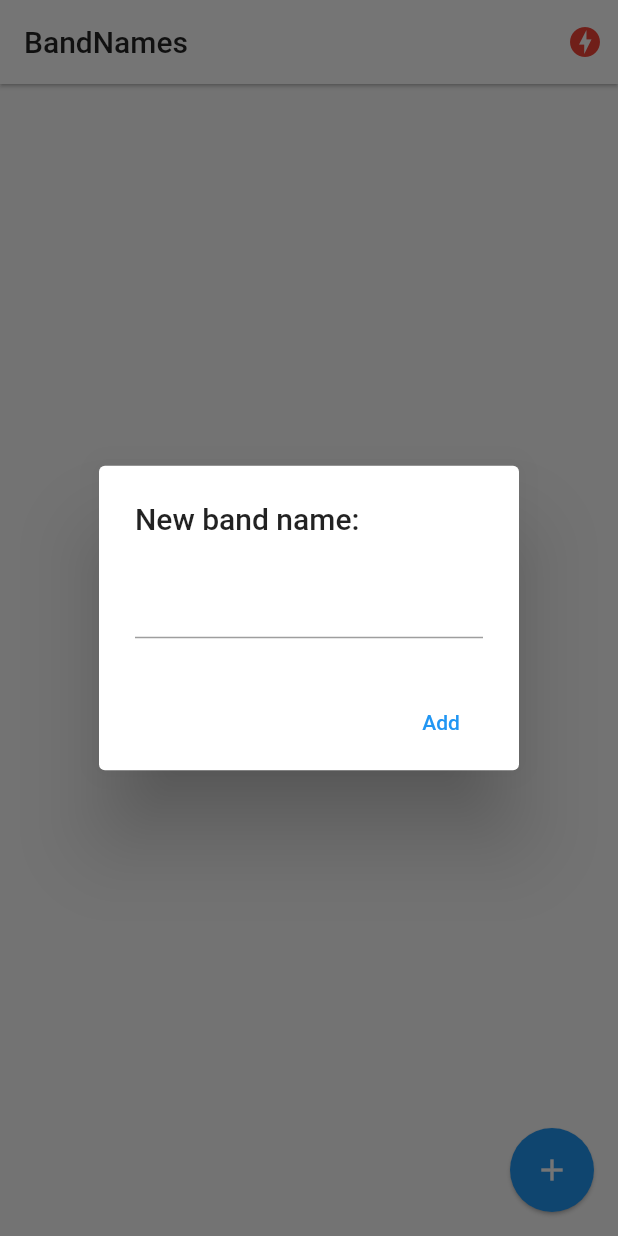
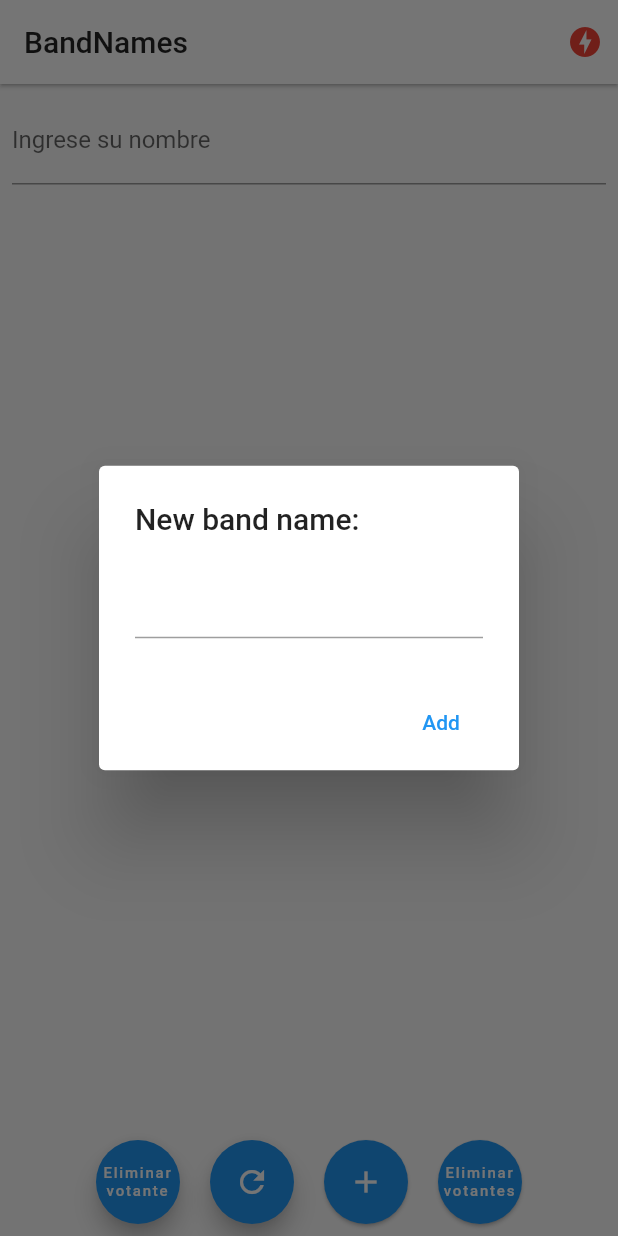
Before and after one commit to gonzalezruben681/band_names, a Flutter app: the screen it shows after launch, after a tap on the "add" icon, on a phone screen of 412 x 824 dp. Run offline on Flutter 3.47's test engine with Material 2 defaults, Android fonts, the phone set to English and light mode, and no system bars; our stand-ins replace pie_chart, socket_io_client; network calls fail.

Commit message:
add: implementación gestion de votantes

```diff
--- a/lib/main.dart
+++ b/lib/main.dart
@@ -19,7 +19,7 @@ class MyApp extends StatelessWidget {
       ],
       child: MaterialApp(
         debugShowCheckedModeBanner: false,
-        title: 'Material App',
+        title: 'Votaciones ',
         initialRoute: 'home',
         routes: {
           'home': (context) => HomePage(),
--- /dev/null
+++ b/lib/models/votante.dart
@@ -0,0 +1,25 @@
+// To parse this JSON data, do
+//
+//     final votante = votanteFromMap(jsonString);
+
+import 'dart:convert';
+
+class Votante {
+  Votante({
+    required this.name,
+  });
+
+  String name;
+
+  factory Votante.fromJson(String str) => Votante.fromMap(json.decode(str));
+
+  String toJson() => json.encode(toMap());
+
+  factory Votante.fromMap(Map<String, dynamic> json) => Votante(
+        name: json["voterName"],
+      );
+
+  Map<String, dynamic> toMap() => {
+        "name": name,
+      };
+}
--- a/lib/pages/home.dart
+++ b/lib/pages/home.dart
@@ -1,6 +1,3 @@
-import 'dart:io';
-
-import 'package:flutter/cupertino.dart';
 import 'package:flutter/material.dart';
 import 'package:provider/provider.dart';
 import 'package:pie_chart/pie_chart.dart';
@@ -15,11 +12,13 @@ class HomePage extends StatefulWidget {
 
 class _HomePageState extends State<HomePage> {
   List<Band> bands = [];
+  // String? voterName; // variable para guardar el nombre del votante
+  final voterNameController = TextEditingController();
+  bool enabled = true;
 
   @override
   void initState() {
     final socketService = Provider.of<SocketService>(context, listen: false);
-
     socketService.socket.on('active-bands', _handleActiveBands);
     super.initState();
   }
@@ -45,7 +44,7 @@ class _HomePageState extends State<HomePage> {
         title: const Text('BandNames', style: TextStyle(color: Colors.black87)),
         backgroundColor: Colors.white,
         elevation: 1,
-        actions: <Widget>[
+        actions: [
           Container(
             margin: const EdgeInsets.only(right: 10),
             child: (socketService.serverStatus == ServerStatus.Online)
@@ -57,6 +56,14 @@ class _HomePageState extends State<HomePage> {
       body: Column(
         children: [
           _showGraph(),
+          Padding(
+            padding: EdgeInsets.all(8.0),
+            child: TextField(
+              enabled: enabled,
+              controller: voterNameController,
+              decoration: InputDecoration(labelText: "Ingrese su nombre"),
+            ),
+          ),
           Expanded(
             child: ListView.builder(
                 shrinkWrap: true,
@@ -65,17 +72,51 @@ class _HomePageState extends State<HomePage> {
           )
         ],
       ),
-      floatingActionButton: FloatingActionButton(
+      floatingActionButtonLocation: FloatingActionButtonLocation.centerDocked,
+      floatingActionButton: Padding(
+        padding: const EdgeInsets.all(8.0),
+        child: Row(
+          mainAxisAlignment: MainAxisAlignment.center,
+          // crossAxisAlignment: CrossAxisAlignment.end,
+          children: [
+            // Botón para eliminar voto
+            FloatingActionButton(
+                child: const Text(
+                  "Eliminar votante",
+                  textAlign: TextAlign.center,
+                  style: TextStyle(fontSize: 10),
+                ),
+                onPressed: () =>
+                    _deleteVoter(voterNameController.text.toLowerCase())),
+            const SizedBox(width: 20),
+            FloatingActionButton(
+              child: Icon(Icons.refresh),
+              onPressed: _resetVotes,
+            ),
+            const SizedBox(width: 20),
+            FloatingActionButton(
               child: const Icon(Icons.add),
               elevation: 1,
               onPressed: addNewBand,
+            ),
+            const SizedBox(width: 20),
+            FloatingActionButton(
+              elevation: 1,
+              onPressed: resetVoters,
+              child: const Text(
+                "Eliminar votantes",
+                textAlign: TextAlign.center,
+                style: TextStyle(fontSize: 10),
+              ),
+            ),
+          ],
+        ),
       ),
     );
   }
 
   Widget _bandTile(Band band) {
     final socketService = Provider.of<SocketService>(context, listen: false);
-    print(band);
     return Dismissible(
       key: Key(band.id),
       direction: DismissDirection.startToEnd,
@@ -98,32 +139,12 @@ class _HomePageState extends State<HomePage> {
           ),
           title: Text(band.name),
           trailing: Text('${band.votes}', style: const TextStyle(fontSize: 20)),
-        onTap: () => socketService.emit('vote-band', {'id': band.id}),
-      ),
+          onTap: () => addVotante(voterNameController.text, band)),
     );
   }
 
   addNewBand() {
     final textController = TextEditingController();
-
-    // if (Platform.isAndroid) {
-    //   // Android
-    //   return showDialog(
-    //       context: context,
-    //       builder: (_) => AlertDialog(
-    //             title: const Text('New band name:'),
-    //             content: TextField(
-    //               controller: textController,
-    //             ),
-    //             actions: [
-    //               MaterialButton(
-    //                   child: const Text('Add'),
-    //                   elevation: 5,
-    //                   textColor: Colors.blue,
-    //                   onPressed: () => addBandToList(textController.text))
-    //             ],
-    //           ));
-    // }
     return showDialog(
         context: context,
         builder: (_) => AlertDialog(
@@ -163,10 +184,36 @@ class _HomePageState extends State<HomePage> {
   void addBandToList(String name) {
     if (name.length > 1) {
       final socketService = Provider.of<SocketService>(context, listen: false);
-      socketService.emit('add-band', {'name': name});
+      socketService.emit('add-band', {'name': name.toLowerCase()});
     }
 
     Navigator.pop(context);
+  }
+
+  void addVotante(String voterName, Band band) {
+    final socketService = Provider.of<SocketService>(context, listen: false);
+    if (voterName.length > 1) {
+      enabled = false;
+      socketService.emit(
+          'vote-band', {'id': band.id, 'voterName': voterName.toLowerCase()});
+    }
+  }
+
+  void _resetVotes() {
+    final socketService = Provider.of<SocketService>(context, listen: false);
+    socketService.emit('reset-votes');
+  }
+
+  _deleteVoter(String voterName) {
+    final socketService = Provider.of<SocketService>(context, listen: false);
+    // Emitir evento al servidor para eliminar votante
+    socketService.emit('delete-voter', voterName);
+    voterNameController.clear();
+  }
+
+  void resetVoters() {
+    final socketService = Provider.of<SocketService>(context, listen: false);
+    socketService.emit('delete-all-voters');
   }
 
   // Mostrar gráfica
--- a/pubspec.yaml
+++ b/pubspec.yaml
@@ -39,6 +39,7 @@ dependencies:
   socket_io_client: ^2.0.0
   provider: ^6.0.5
   pie_chart: ^5.3.2
+  uuid: ^3.0.7
 
 dev_dependencies:
   flutter_test:
```
Also changed, not shown: pubspec.lock. Lines whose indentation alone changed are shown as unchanged.
